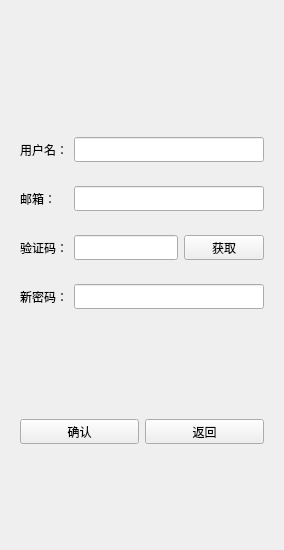
This is client/Forms/resetdialog.ui in fdffwe/yuannn_chat as Qt 5 draws it before an edit. The edited form follows.
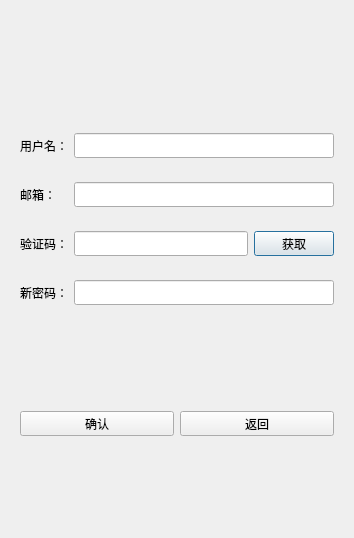
This is the edited form. Custom widgets are drawn as their Qt base class.

Diff of the .ui file:
```diff
--- a/client/Forms/resetdialog.ui
+++ b/client/Forms/resetdialog.ui
@@ -6,8 +6,8 @@
    <rect>
     <x>0</x>
     <y>0</y>
-    <width>284</width>
-    <height>550</height>
+    <width>354</width>
+    <height>538</height>
    </rect>
   </property>
   <property name="windowTitle">
@@ -186,9 +186,6 @@
         <property name="text">
          <string>获取</string>
         </property>
-        <property name="autoDefault">
-         <bool>false</bool>
-        </property>
        </widget>
       </item>
      </layout>
@@ -268,9 +265,6 @@
         <property name="text">
          <string>确认</string>
         </property>
-        <property name="autoDefault">
-         <bool>false</bool>
-        </property>
        </widget>
       </item>
       <item>
@@ -290,9 +284,6 @@
         <property name="text">
          <string>返回</string>
         </property>
-        <property name="autoDefault">
-         <bool>false</bool>
-        </property>
        </widget>
       </item>
      </layout>
```
Left out of the diff: 2 changed lines with no effect on the pictures.
